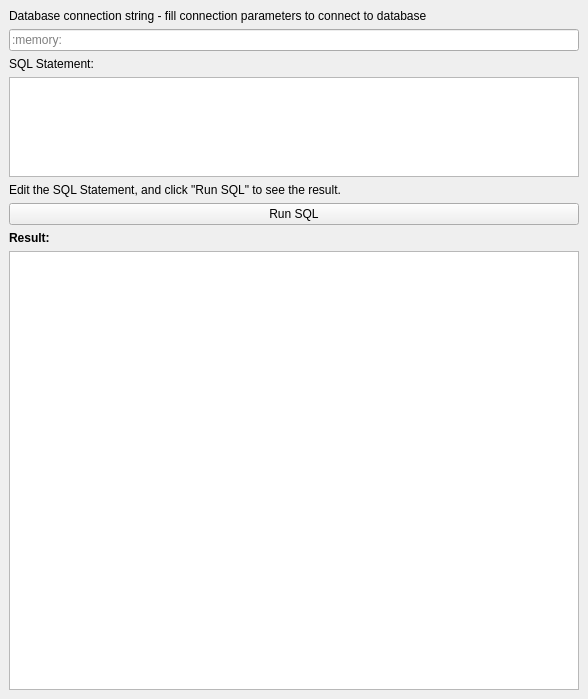
Qt form design.ui (tamaramalysh5991/pyqt_sql_display) before a commit.
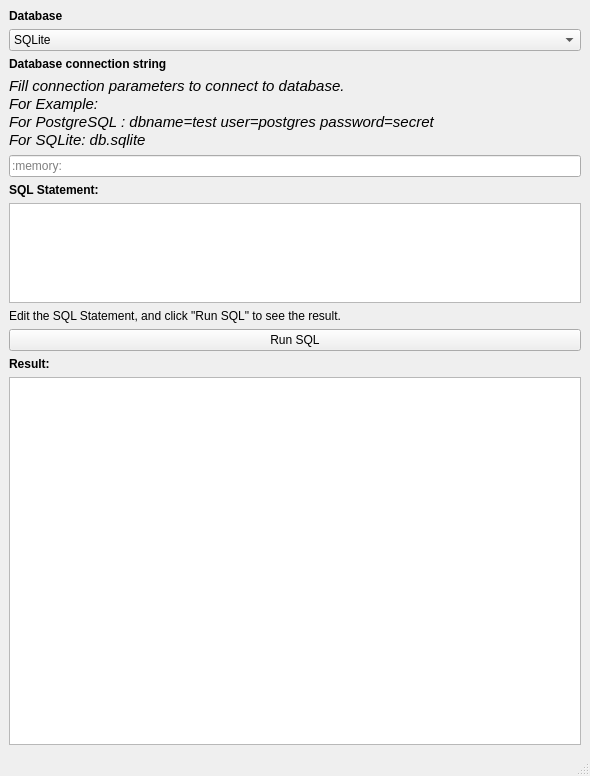
The same form after that commit.

What changed in the file:
```diff
--- a/design.ui
+++ b/design.ui
@@ -6,8 +6,8 @@
    <rect>
     <x>0</x>
     <y>0</y>
-    <width>588</width>
-    <height>699</height>
+    <width>590</width>
+    <height>776</height>
    </rect>
   </property>
   <property name="windowTitle">
@@ -15,10 +15,45 @@
   </property>
   <widget class="QWidget" name="centralwidget">
    <layout class="QVBoxLayout" name="verticalLayout">
+    <item>
+     <widget class="QLabel" name="label_3">
+      <property name="text">
+       <string>&lt;html&gt;&lt;head/&gt;&lt;body&gt;&lt;p&gt;&lt;span style=&quot; font-weight:600;&quot;&gt;Database&lt;/span&gt;&lt;/p&gt;&lt;/body&gt;&lt;/html&gt;</string>
+      </property>
+     </widget>
+    </item>
+    <item>
+     <widget class="QComboBox" name="selectDatabase">
+      <item>
+       <property name="text">
+        <string>SQLite</string>
+       </property>
+      </item>
+      <item>
+       <property name="text">
+        <string>PostgreSQL</string>
+       </property>
+      </item>
+     </widget>
+    </item>
     <item>
      <widget class="QLabel" name="connectionLabel">
       <property name="text">
-       <string>Database connection string - fill connection parameters to connect to database</string>
+       <string>&lt;html&gt;&lt;head/&gt;&lt;body&gt;&lt;p&gt;&lt;span style=&quot; font-weight:600;&quot;&gt;Database connection string&lt;/span&gt;&lt;/p&gt;&lt;/body&gt;&lt;/html&gt;</string>
+      </property>
+     </widget>
+    </item>
+    <item>
+     <widget class="QLabel" name="label_2">
+      <property name="text">
+       <string>&lt;!DOCTYPE HTML PUBLIC &quot;-//W3C//DTD HTML 4.0//EN&quot; &quot;http://www.w3.org/TR/REC-html40/strict.dtd&quot;&gt;
+&lt;html&gt;&lt;head&gt;&lt;meta name=&quot;qrichtext&quot; content=&quot;1&quot; /&gt;&lt;style type=&quot;text/css&quot;&gt;
+p, li { white-space: pre-wrap; }
+&lt;/style&gt;&lt;/head&gt;&lt;body style=&quot; font-family:'Ubuntu'; font-size:11pt; font-weight:400; font-style:normal;&quot;&gt;
+&lt;p style=&quot; margin-top:0px; margin-bottom:0px; margin-left:0px; margin-right:0px; -qt-block-indent:0; text-indent:0px;&quot;&gt;&lt;span style=&quot; font-style:italic;&quot;&gt;Fill connection parameters to connect to database.&lt;/span&gt;&lt;/p&gt;
+&lt;p style=&quot; margin-top:0px; margin-bottom:0px; margin-left:0px; margin-right:0px; -qt-block-indent:0; text-indent:0px;&quot;&gt;&lt;span style=&quot; font-style:italic;&quot;&gt;For Example:&lt;/span&gt;&lt;/p&gt;
+&lt;p style=&quot; margin-top:0px; margin-bottom:0px; margin-left:0px; margin-right:0px; -qt-block-indent:0; text-indent:0px;&quot;&gt;&lt;span style=&quot; font-style:italic;&quot;&gt;For PostgreSQL : dbname=test user=postgres password=secret&lt;/span&gt;&lt;/p&gt;
+&lt;p style=&quot; margin-top:0px; margin-bottom:0px; margin-left:0px; margin-right:0px; -qt-block-indent:0; text-indent:0px;&quot;&gt;&lt;span style=&quot; font-style:italic;&quot;&gt;For SQLite: db.sqlite&lt;/span&gt;&lt;/p&gt;&lt;/body&gt;&lt;/html&gt;</string>
       </property>
      </widget>
     </item>
@@ -32,7 +67,7 @@
     <item>
      <widget class="QLabel" name="sqlQueryLabel">
       <property name="text">
-       <string>SQL Statement:</string>
+       <string>&lt;html&gt;&lt;head/&gt;&lt;body&gt;&lt;p&gt;&lt;span style=&quot; font-weight:600;&quot;&gt;SQL Statement:&lt;/span&gt;&lt;/p&gt;&lt;/body&gt;&lt;/html&gt;</string>
       </property>
      </widget>
     </item>
@@ -94,6 +129,7 @@
     </item>
    </layout>
   </widget>
+  <widget class="QStatusBar" name="statusBar"/>
  </widget>
  <resources/>
  <connections/>
```
Left out of the diff: 3 changed lines with no effect on the pictures.
